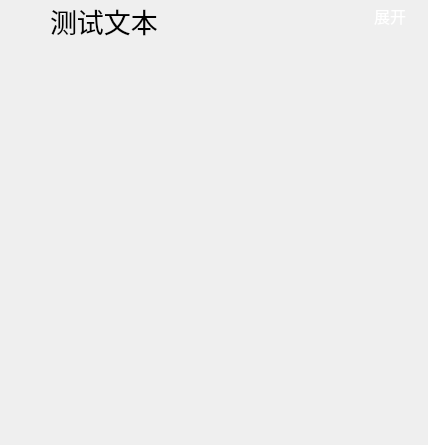
Qt form ui/page_elements/navigate_menu/NavigateField/NavigateField.ui (ArcherLuo233/election-s-prediction) before a commit.
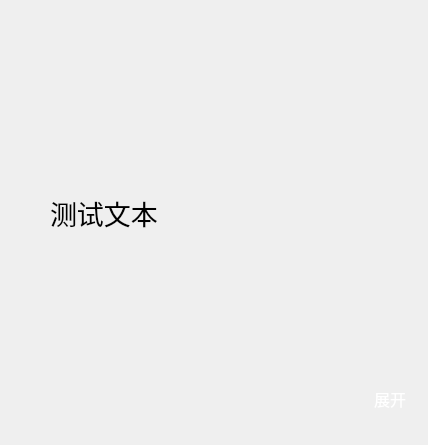
The same form after that commit. Icons and pictures are not drawn. Custom widgets are drawn as their Qt base class.

Patch:
```diff
--- a/ui/page_elements/navigate_menu/NavigateField/NavigateField.ui
+++ b/ui/page_elements/navigate_menu/NavigateField/NavigateField.ui
@@ -32,7 +32,7 @@
                 <number>0</number>
             </property>
             <property name="bottomMargin">
-                <number>0</number>
+                <number>20</number>
             </property>
             <item>
                 <widget class="QWidget" name="title_widget" native="true">
@@ -155,19 +155,6 @@
                     </property>
                 </layout>
             </item>
-            <item>
-                <spacer name="verticalSpacer">
-                    <property name="orientation">
-                        <enum>Qt::Vertical</enum>
-                    </property>
-                    <property name="sizeHint" stdset="0">
-                        <size>
-                            <width>20</width>
-                            <height>40</height>
-                        </size>
-                    </property>
-                </spacer>
-            </item>
         </layout>
     </widget>
     <customwidgets>
```
Left out of the diff: 2 changed lines with no effect on the pictures.
